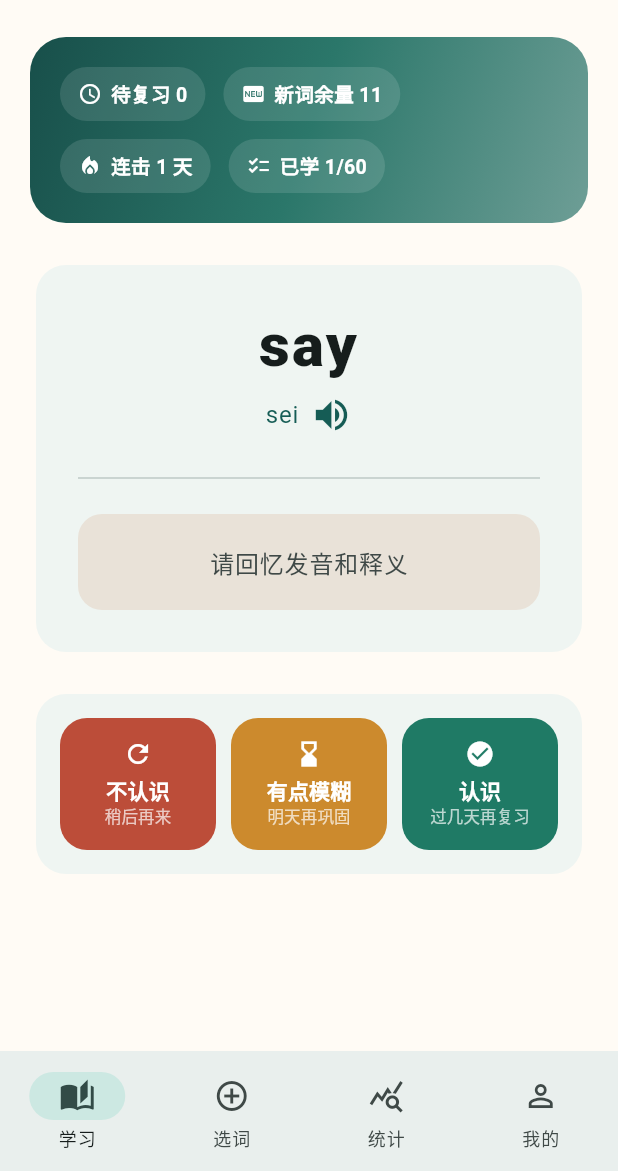
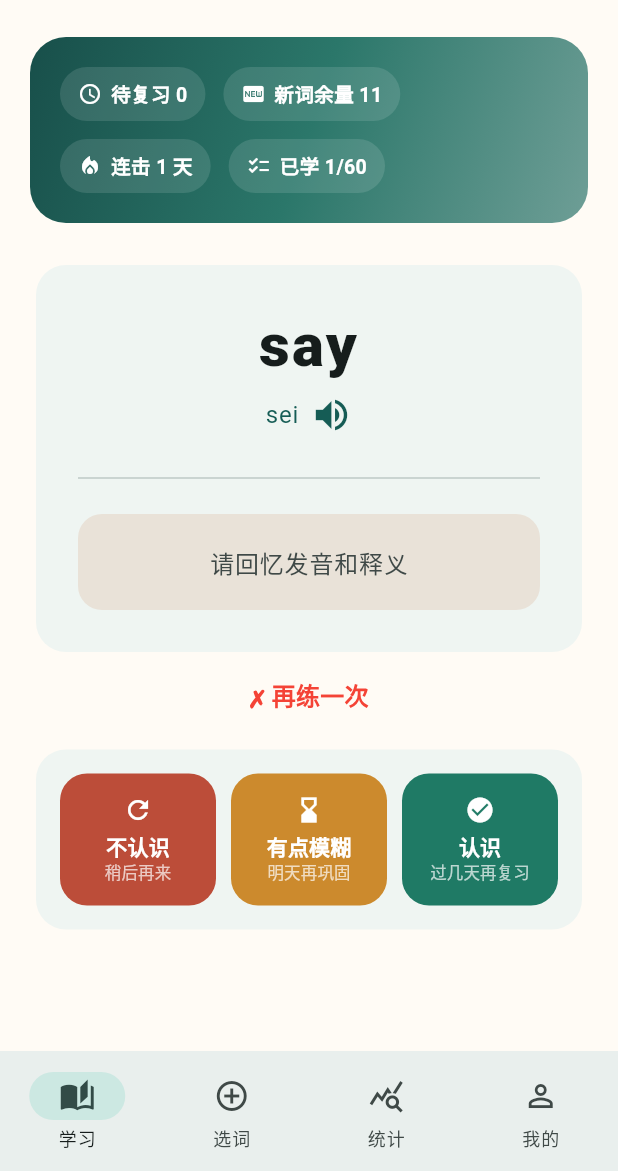
Before and after one commit to XINGANLIU/word_journey, a Flutter app: the WordJourneyHome screen opened directly, after a tap on "不认识", on a phone screen of 412 x 824 dp, the part 65-1236 px from its top. Run offline on Flutter 3.47's test engine with Material 3 defaults, Android fonts, the phone set to English and light mode, and no system bars; our stand-ins replace file_picker, flutter_local_notifications, flutter_tts, shared_preferences, timezone; accounts and stored records are empty.

Commit message:
fix: 修复5个bug+3个改进（筛选/选择残留/统计清理/答题反馈/导出词书）

```diff
--- a/lib/app.dart
+++ b/lib/app.dart
@@ -171,12 +171,22 @@ class _StudyTabState extends State<StudyTab> {
   bool _showMeaning = false;
   bool _submitting = false;
   String _statusText = '请回忆发音和释义';
+  String _lastFeedback = '';
 
-  @override
-  void initState() {
-    super.initState();
-    WidgetsBinding.instance.addPostFrameCallback((_) {
-      _maybeAutoPronounce();
+  Future<void> _submit(RecallRating rating) async {
+    final item = widget.controller.currentItem;
+    if (item == null || _submitting) return;
+    HapticFeedback.lightImpact();
+    setState(() { _submitting = true; });
+    await widget.controller.answer(item, rating);
+    if (!mounted) return;
+    setState(() {
+      _submitting = false;
+      _showMeaning = false;
+      _lastFeedback = rating == RecallRating.know ? '✓ 已掌握' : rating == RecallRating.hesitant ? '~ 还需巩固' : '✗ 再练一次';
+    });
+    Future.delayed(const Duration(seconds: 2), () {
+      if (mounted) setState(() => _lastFeedback = '');
     });
   }
 
@@ -198,16 +208,6 @@ class _StudyTabState extends State<StudyTab> {
     final item = widget.controller.currentItem;
     if (!mounted || item == null || !widget.controller.autoPronounce) return;
     widget.pronunciation.speak(item.word.word);
-  }
-
-  Future<void> _submit(RecallRating rating) async {
-    final item = widget.controller.currentItem;
-    if (item == null || _submitting) return;
-    HapticFeedback.lightImpact();
-    setState(() => _submitting = true);
-    await widget.controller.answer(item, rating);
-    if (!mounted) return;
-    setState(() => _submitting = false);
   }
 
   @override
@@ -365,6 +365,13 @@ class _StudyTabState extends State<StudyTab> {
             ),
           ),
         ),
+        if (_lastFeedback.isNotEmpty) ...[
+          const SizedBox(height: 12),
+          Text(_lastFeedback, style: theme.textTheme.titleMedium?.copyWith(
+            color: _lastFeedback.startsWith('✓') ? Colors.green : _lastFeedback.startsWith('~') ? Colors.orange : Colors.red,
+            fontWeight: FontWeight.w600,
+          ), textAlign: TextAlign.center),
+        ],
         const SizedBox(height: 20),
         // Answer buttons
         _Card(
@@ -456,14 +463,21 @@ class _WordSelectTabState extends State<_WordSelectTab> {
   }
 
   void _addAllVisible() {
-    final all = widget.controller.words;
-    final toAdd = all.where((w) => !widget.controller.studyWordIds.contains(w.id)).map((w) => w.id).toList();
-    if (toAdd.isEmpty) {
+    // Only add unfiltered + not-yet-added words from all books
+    final all = widget.controller.words.where((w) => !widget.controller.studyWordIds.contains(w.id)).map((w) => w.id).toList();
+    if (all.isEmpty) {
       ScaffoldMessenger.of(context).showSnackBar(const SnackBar(content: Text('全部单词已添加')));
       return;
     }
-    widget.controller.addWordsToStudy(toAdd);
-    ScaffoldMessenger.of(context).showSnackBar(SnackBar(content: Text('已添加全部 ${toAdd.length} 个单词')));
+    widget.controller.addWordsToStudy(all);
+    ScaffoldMessenger.of(context).showSnackBar(SnackBar(content: Text('已添加全部 ${all.length} 个单词')));
+  }
+
+  void _setFilter(int mode) {
+    setState(() {
+      _filterMode = mode;
+      _selected.clear(); // clear selections when switching filter
+    });
   }
 
   @override
@@ -496,11 +510,11 @@ class _WordSelectTabState extends State<_WordSelectTab> {
               padding: const EdgeInsets.fromLTRB(12, 8, 12, 0),
               child: Row(
                 children: [
-                  _FilterTab(label: '未选', count: allWords.where((w) => !studyIds.contains(w.id)).length, active: _filterMode == 1, onTap: () => setState(() => _filterMode = _filterMode == 1 ? 0 : 1)),
+                  _FilterTab(label: '未选', count: allWords.where((w) => !studyIds.contains(w.id)).length, active: _filterMode == 1, onTap: () => _setFilter(_filterMode == 1 ? 0 : 1)),
                   const SizedBox(width: 8),
-                  _FilterTab(label: '已选', count: studyIds.length, active: _filterMode == 2, onTap: () => setState(() => _filterMode = _filterMode == 2 ? 0 : 2)),
+                  _FilterTab(label: '已选', count: studyIds.length, active: _filterMode == 2, onTap: () => _setFilter(_filterMode == 2 ? 0 : 2)),
                   const SizedBox(width: 8),
-                  _FilterTab(label: '全部', count: allWords.length, active: _filterMode == 0, onTap: () => setState(() => _filterMode = 0)),
+                  _FilterTab(label: '全部', count: allWords.length, active: _filterMode == 0, onTap: () => _setFilter(0)),
                 ],
               ),
             ),
@@ -1067,8 +1081,11 @@ class _BookmarkSheet extends StatelessWidget {
             child: Text('我的收藏 (${words.length})', style: theme.textTheme.titleLarge?.copyWith(fontWeight: FontWeight.w700)),
           ),
           Expanded(
-            child: words.isEmpty
-                ? Center(child: Column(mainAxisSize: MainAxisSize.min, children: [Icon(Icons.bookmark_outline, size: 48, color: theme.colorScheme.onSurfaceVariant), const SizedBox(height: 8), Text('暂无收藏', style: theme.textTheme.bodyLarge)]))
+              child: words.isEmpty
+                  ? GestureDetector(
+                      onTap: () => Navigator.of(context).pop(),
+                      child: Center(child: Column(mainAxisSize: MainAxisSize.min, children: [Icon(Icons.bookmark_outline, size: 48, color: theme.colorScheme.onSurfaceVariant), const SizedBox(height: 8), Text('暂无收藏，点击关闭', style: theme.textTheme.bodyLarge)])),
+                    )
                 : ListView.builder(
                     controller: scrollCtl,
                     itemCount: words.length,
```
Also changed, not shown: lib/controllers/study_controller.dart (+9 -2 lines).
